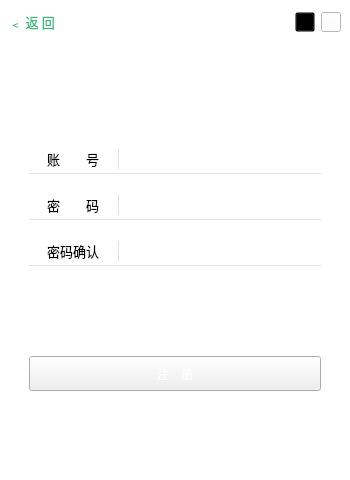
sunpu/stsample, file STSample/STRegist.ui: the form before one commit.
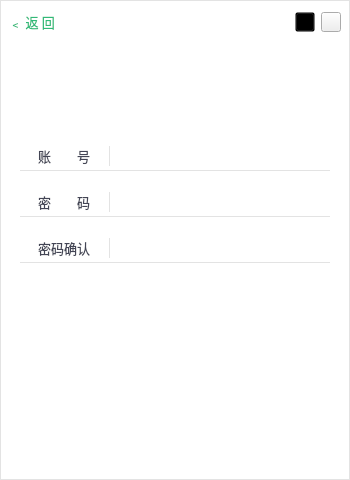
The form after the commit. Icons and pictures are not drawn.

What changed in the file:
```diff
--- a/STSample/STRegist.ui
+++ b/STSample/STRegist.ui
@@ -25,6 +25,9 @@
   <property name="windowTitle">
    <string>STRegist</string>
   </property>
+  <property name="styleSheet">
+   <string notr="true"/>
+  </property>
   <layout class="QVBoxLayout" name="verticalLayout">
    <property name="spacing">
     <number>0</number>
@@ -56,7 +59,10 @@
       </size>
      </property>
      <property name="styleSheet">
-      <string notr="true">background-color: #ffffff;</string>
+      <string notr="true">
+QWidget#widTop {background-color: #ffffff;border-top: 1px solid #e3e3e3;
+border-left: 1px solid #e3e3e3;
+border-right: 1px solid #e3e3e3;}</string>
      </property>
      <layout class="QHBoxLayout" name="horizontalLayout_10">
       <property name="spacing">
@@ -193,9 +199,23 @@
    <item>
     <widget class="QWidget" name="widBottom" native="true">
      <property name="styleSheet">
-      <string notr="true">QWidget#widBottom {background-color: #ffffff;}</string>
+      <string notr="true">QWidget#widBottom {background-color: #ffffff;border-bottom: 1px solid #e3e3e3;
+border-left: 1px solid #e3e3e3;
+border-right: 1px solid #e3e3e3;}</string>
      </property>
      <layout class="QVBoxLayout" name="verticalLayout_2">
+      <property name="leftMargin">
+       <number>0</number>
+      </property>
+      <property name="topMargin">
+       <number>0</number>
+      </property>
+      <property name="rightMargin">
+       <number>0</number>
+      </property>
+      <property name="bottomMargin">
+       <number>0</number>
+      </property>
       <item>
        <spacer name="verticalSpacer">
         <property name="orientation">
@@ -267,7 +287,7 @@
                </font>
               </property>
               <property name="styleSheet">
-               <string notr="true"/>
+               <string notr="true">color: rgb(67, 69, 85);</string>
               </property>
               <property name="text">
                <string>　账　　号　</string>
@@ -391,6 +411,9 @@
                 <pointsize>10</pointsize>
                </font>
               </property>
+              <property name="styleSheet">
+               <string notr="true">color: rgb(67, 69, 85);</string>
+              </property>
               <property name="text">
                <string>　密　　码　</string>
               </property>
@@ -511,6 +534,9 @@
                 <pointsize>10</pointsize>
                </font>
               </property>
+              <property name="styleSheet">
+               <string notr="true">color: rgb(67, 69, 85);</string>
+              </property>
               <property name="text">
                <string>　密码确认　</string>
               </property>
@@ -623,6 +649,7 @@
             <string notr="true">
 
 QPushButton {
+	border-radius: 3px;
 	color: rgb(255, 255, 255);
 	font:11pt &quot;微软雅黑&quot;;
 	border-image: url(:/STSample/Resources/images/green.png);
```
